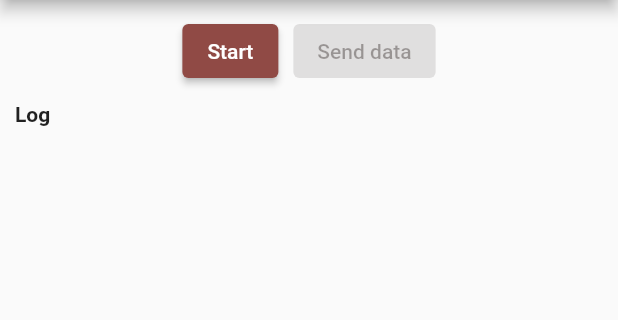
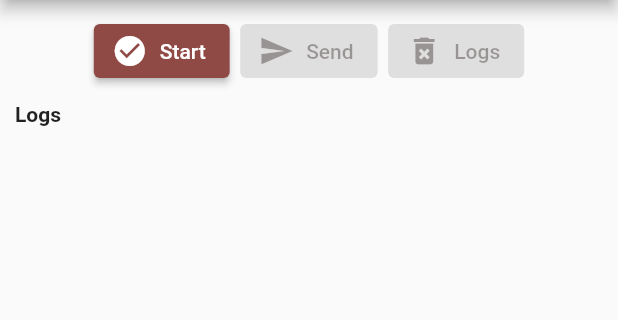
Before and after one commit to bridgefy/bridgefy_flutter, a Flutter app: the screen it shows after launch, on a phone screen of 412 x 824 dp, the part 84-404 px from its top. Run offline on Flutter 3.47's test engine with Material 2 defaults, Android fonts, the phone set to English and light mode, and no system bars; our stand-ins replace permission_handler, plugin_platform_interface.

Commit message:
BREAKIN CHANGES: upgrade bridgefy sdk version (#23)
* chore: add flutterMode debug

* feat: add a button to clear logs

* feat: upgrade bridgefy sdk version

```diff
--- a/example/lib/main.dart
+++ b/example/lib/main.dart
@@ -92,16 +92,29 @@ class _MyAppState extends State<MyApp> implements BridgefyDelegate {
                 Row(
                   mainAxisAlignment: MainAxisAlignment.center,
                   children: [
-                    ElevatedButton(onPressed: _toggleStart, child: Text(_buttonText)),
-                    const SizedBox(width: 10),
-                    ElevatedButton(
+                    ElevatedButton.icon(
+                      icon: _didStart ?
+                        const Icon(Icons.stop_circle) :
+                        const Icon(Icons.check_circle),
+                      onPressed: _toggleStart,
+                      label: Text(_buttonText)
+                    ),
+                    const SizedBox(width: 7),
+                    ElevatedButton.icon(
+                      icon: const Icon(Icons.send),
                       onPressed: _didStart ? _send : null,
-                      child: const Text("Send data")
+                      label: const Text("Send")
+                    ),
+                    const SizedBox(width: 7),
+                    ElevatedButton.icon(
+                      icon: const Icon(Icons.delete_forever),
+                      onPressed: _logStr!='' ? _clearLogs : null,
+                      label: const Text("Logs")
                     ),
                   ],
                 ),
                 const SizedBox(height: 10),
-                const Text("Log", style: TextStyle(fontWeight: FontWeight.bold)),
+                const Text("Logs", style: TextStyle(fontWeight: FontWeight.bold)),
                 const SizedBox(height: 10),
                 Expanded(
                   child: SafeArea(
@@ -118,6 +131,12 @@ class _MyAppState extends State<MyApp> implements BridgefyDelegate {
         ),
       ),
     );
+  }
+
+  void _clearLogs() {
+    setState(() {
+      _logStr = "";
+    });
   }
 
   void _toggleStart() {
@@ -141,7 +160,7 @@ class _MyAppState extends State<MyApp> implements BridgefyDelegate {
 
   @override
   void bridgefyDidConnect({required String userID}) {
-    _log("bridgefyDidConnect");
+    _log("bridgefyDidConnect: $userID");
   }
 
   @override
```
Also changed, not shown: 1 other file.
